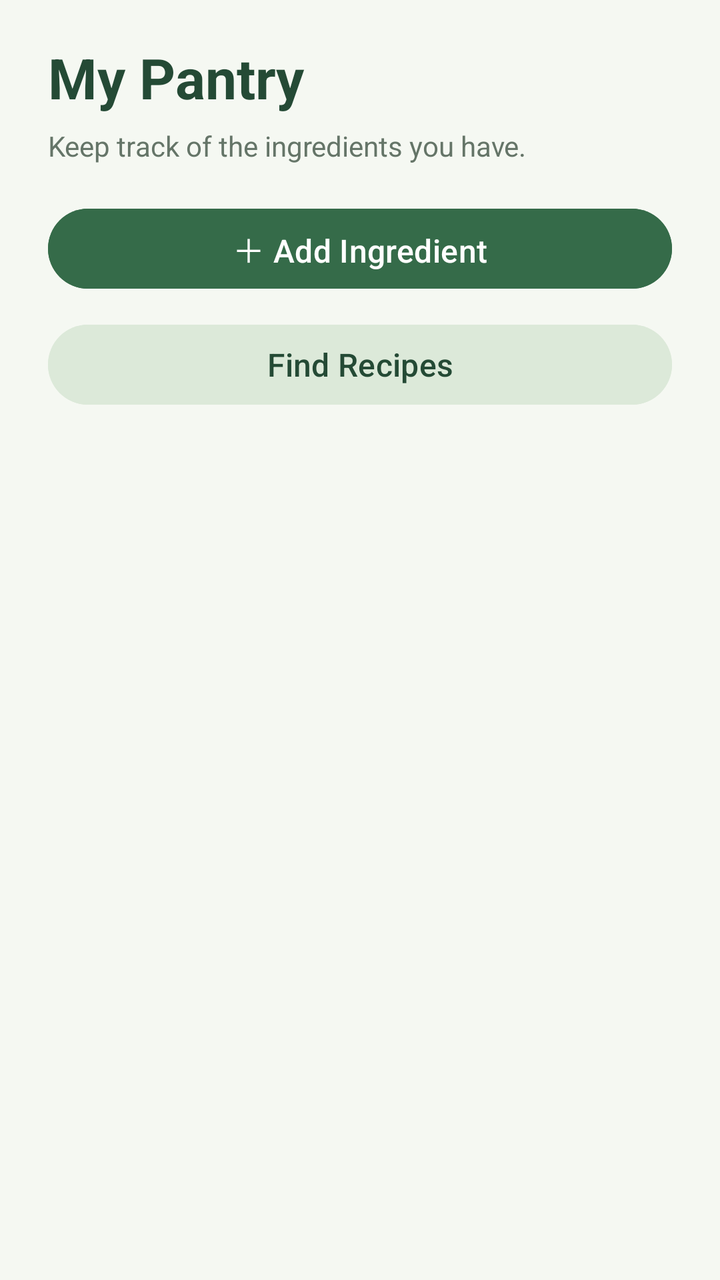
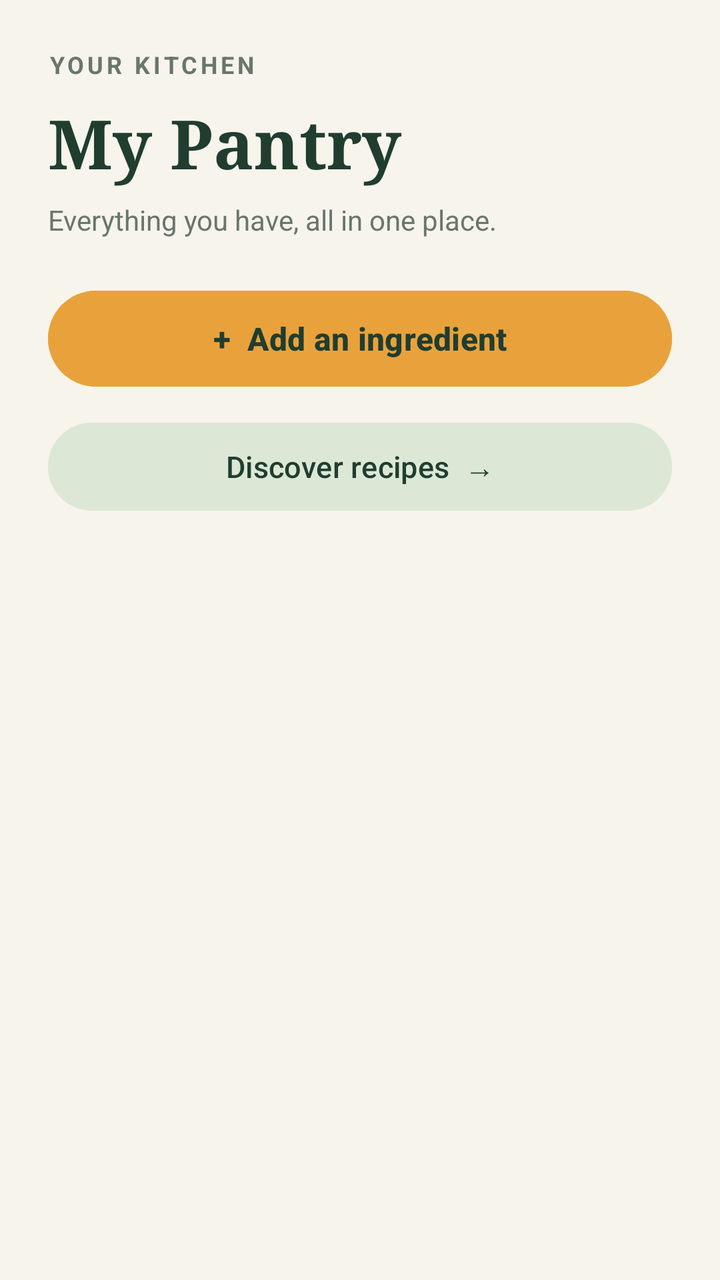

Two renders of the same Android screen: before a commit and after it. Below are the layout's source before the change and the commit's diff.
<!-- AndroidManifest.xml: application theme Theme.SmartPantryManager -->
<!-- res/layout/activity_pantry.xml -->
<?xml version="1.0" encoding="utf-8"?>
<LinearLayout
    xmlns:android="http://schemas.android.com/apk/res/android"
    android:layout_width="match_parent"
    android:layout_height="match_parent"
    android:orientation="vertical"
    android:paddingStart="24dp"
    android:paddingEnd="24dp"
    android:paddingTop="20dp"
    android:paddingBottom="20dp"
    android:background="#F5F8F2"
    android:fitsSystemWindows="true">

    <TextView
        android:id="@+id/pantryHeading"
        android:layout_width="match_parent"
        android:layout_height="wrap_content"
        android:text="My Pantry"
        android:textSize="28sp"
        android:textStyle="bold"
        android:textColor="#244A35"
        android:layout_marginBottom="6dp" />

    <TextView
        android:layout_width="match_parent"
        android:layout_height="wrap_content"
        android:text="Keep track of the ingredients you have."
        android:textSize="14sp"
        android:textColor="#657568"
        android:layout_marginBottom="18dp" />

    <Button
        android:id="@+id/addIngredientButton"
        android:layout_width="match_parent"
        android:layout_height="wrap_content"
        android:text="＋ Add Ingredient"
        android:textAllCaps="false"
        android:textSize="16sp"
        android:textColor="#FFFFFF"
        android:backgroundTint="#356B49"
        android:layout_marginBottom="10dp" />

    <Button
        android:id="@+id/suggestedRecipesButton"
        android:layout_width="match_parent"
        android:layout_height="wrap_content"
        android:text="Find Recipes"
        android:textAllCaps="false"
        android:textSize="16sp"
        android:textColor="#244A35"
        android:backgroundTint="#DCE9D9"
        android:layout_marginBottom="16dp" />

    <androidx.recyclerview.widget.RecyclerView
        android:id="@+id/pantryRecyclerView"
        android:layout_width="match_parent"
        android:layout_height="0dp"
        android:layout_weight="1"
        android:clipToPadding="false"
        android:paddingStart="4dp"
        android:paddingEnd="4dp"
        android:paddingBottom="8dp" />

</LinearLayout>
<!-- resources referenced by this layout -->
<resources>
  <style name="Theme.SmartPantryManager" parent="Base.Theme.SmartPantryManager" />
  <style name="Base.Theme.SmartPantryManager" parent="Theme.Material3.DayNight.NoActionBar">
          
          
      </style>
</resources>

<!-- the commit's change to res/layout/activity_pantry.xml (unified diff, before → after) -->
@@ -6,50 +6,65 @@
     android:orientation="vertical"
     android:paddingStart="24dp"
     android:paddingEnd="24dp"
-    android:paddingTop="20dp"
-    android:paddingBottom="20dp"
-    android:background="#F5F8F2"
+    android:paddingTop="24dp"
+    android:paddingBottom="12dp"
+    android:background="#F7F4EB"
     android:fitsSystemWindows="true">
+
+
+    <TextView
+        android:layout_width="match_parent"
+        android:layout_height="wrap_content"
+        android:text="YOUR KITCHEN"
+        android:textSize="12sp"
+        android:letterSpacing="0.14"
+        android:textStyle="bold"
+        android:textColor="#69766B"
+        android:layout_marginBottom="8dp" />
 
     <TextView
         android:id="@+id/pantryHeading"
         android:layout_width="match_parent"
         android:layout_height="wrap_content"
         android:text="My Pantry"
-        android:textSize="28sp"
+        android:textSize="34sp"
+        android:fontFamily="serif"
         android:textStyle="bold"
-        android:textColor="#244A35"
+        android:textColor="#203D30"
         android:layout_marginBottom="6dp" />
 
     <TextView
         android:layout_width="match_parent"
         android:layout_height="wrap_content"
-        android:text="Keep track of the ingredients you have."
+        android:text="Everything you have, all in one place."
         android:textSize="14sp"
-        android:textColor="#657568"
-        android:layout_marginBottom="18dp" />
+        android:textColor="#69766B"
+        android:layout_marginBottom="22dp" />
 
     <Button
         android:id="@+id/addIngredientButton"
         android:layout_width="match_parent"
-        android:layout_height="wrap_content"
-        android:text="＋ Add Ingredient"
+        android:layout_height="56dp"
+        android:text="+  Add an ingredient"
         android:textAllCaps="false"
         android:textSize="16sp"
-        android:textColor="#FFFFFF"
-        android:backgroundTint="#356B49"
+        android:textStyle="bold"
+        android:textColor="#203D30"
+        android:backgroundTint="#E9A23B"
+        android:stateListAnimator="@null"
         android:layout_marginBottom="10dp" />
 
     <Button
         android:id="@+id/suggestedRecipesButton"
         android:layout_width="match_parent"
-        android:layout_height="wrap_content"
-        android:text="Find Recipes"
+        android:layout_height="52dp"
+        android:text="Discover recipes  →"
         android:textAllCaps="false"
-        android:textSize="16sp"
-        android:textColor="#244A35"
-        android:backgroundTint="#DCE9D9"
-        android:layout_marginBottom="16dp" />
+        android:textSize="15sp"
+        android:textColor="#203D30"
+        android:backgroundTint="#DCE8D5"
+        android:stateListAnimator="@null"
+        android:layout_marginBottom="22dp" />
 
     <androidx.recyclerview.widget.RecyclerView
         android:id="@+id/pantryRecyclerView"
@@ -57,8 +72,7 @@
         android:layout_height="0dp"
         android:layout_weight="1"
         android:clipToPadding="false"
-        android:paddingStart="4dp"
-        android:paddingEnd="4dp"
-        android:paddingBottom="8dp" />
+        android:paddingTop="4dp"
+        android:paddingBottom="12dp" />
 
 </LinearLayout>
